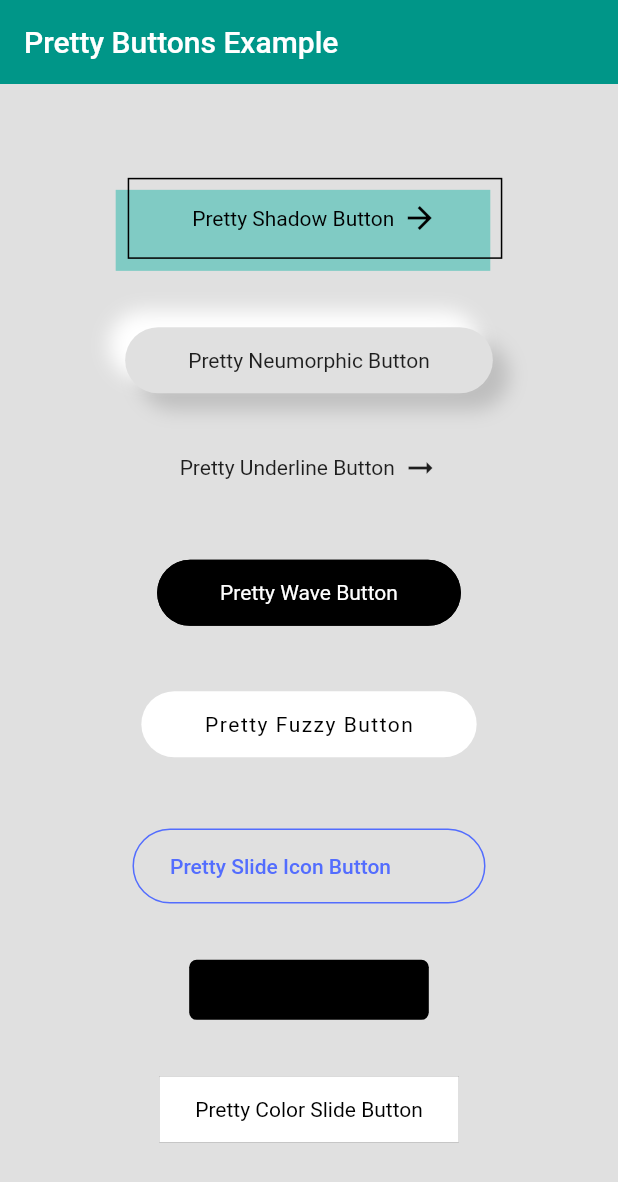
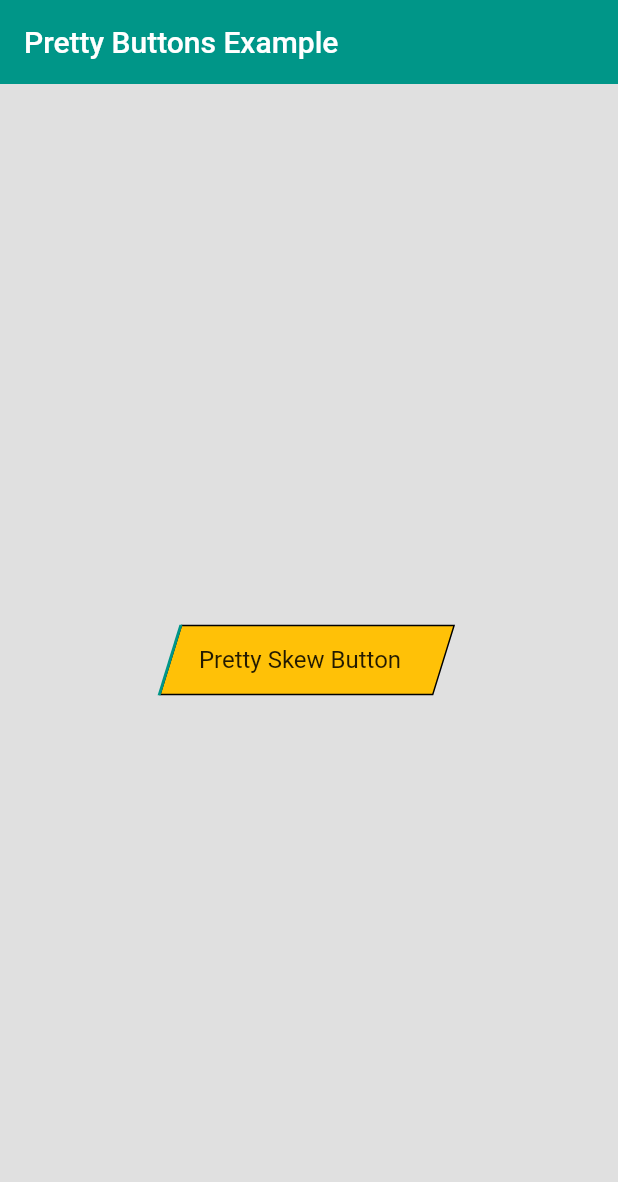
Before and after one commit to YeLwinOo-Steve/pretty_animated_buttons, a Flutter app: the screen it shows after launch, on a phone screen of 412 x 824 dp. Shown: the top 1182 px of the screen. Run offline on Flutter 3.47's test engine with Material 2 defaults, Android fonts, the phone set to English and light mode, and no system bars; our stand-ins replace flutter_inset_box_shadow.

Commit message:
pretty skew button added

```diff
--- a/example/lib/main.dart
+++ b/example/lib/main.dart
@@ -47,45 +47,46 @@ class _PrettyButtonsExampleState extends State<PrettyButtonsExample> {
             mainAxisAlignment: MainAxisAlignment.spaceEvenly,
             crossAxisAlignment: CrossAxisAlignment.center,
             children: [
-              PrettyShadowButton(
-                label: "Pretty Shadow Button",
-                onPressed: () {},
-                icon: Icons.arrow_forward,
-              ),
-              PrettyNeumorphicButton(
-                label: 'Pretty Neumorphic Button',
-                onPressed: () {},
-              ),
-              PrettyUnderlineButton(
-                label: 'Pretty Underline Button',
-                onPressed: () {},
-                secondSlideColor: scaffoldBg,
-              ),
-              PrettyWaveButton(
-                child: const Text(
-                  'Pretty Wave Button',
-                  style: TextStyle(
-                    color: Colors.white,
-                  ),
-                ),
-                onPressed: () {},
-              ),
-              const PrettyFuzzyButton(
-                label: 'Pretty Fuzzy Button',
-                foregroundColor: Colors.black,
-              ),
-              PrettySlideIconButton(
-                foregroundColor: Colors.indigoAccent,
-                icon: Icons.arrow_forward,
-                label: 'Pretty Slide Icon Button',
-                labelStyle: Theme.of(context).textTheme.bodyLarge!,
-                slidePosition: SlidePosition.right,
-              ),
-              const PrettySlideUpButton(
-                firstChild: Text('First Slide Up Text'),
-                secondChild: Text('First Slide Up Text'),
-              ),
-              PrettyColorSlideButton(label: 'Pretty Color Slide Button',),
+              // PrettyShadowButton(
+              //   label: "Pretty Shadow Button",
+              //   onPressed: () {},
+              //   icon: Icons.arrow_forward,
+              // ),
+              // PrettyNeumorphicButton(
+              //   label: 'Pretty Neumorphic Button',
+              //   onPressed: () {},
+              // ),
+              // PrettyUnderlineButton(
+              //   label: 'Pretty Underline Button',
+              //   onPressed: () {},
+              //   secondSlideColor: scaffoldBg,
+              // ),
+              // PrettyWaveButton(
+              //   child: const Text(
+              //     'Pretty Wave Button',
+              //     style: TextStyle(
+              //       color: Colors.white,
+              //     ),
+              //   ),
+              //   onPressed: () {},
+              // ),
+              // const PrettyFuzzyButton(
+              //   label: 'Pretty Fuzzy Button',
+              //   foregroundColor: Colors.black,
+              // ),
+              // PrettySlideIconButton(
+              //   foregroundColor: Colors.indigoAccent,
+              //   icon: Icons.arrow_forward,
+              //   label: 'Pretty Slide Icon Button',
+              //   labelStyle: Theme.of(context).textTheme.bodyLarge!,
+              //   slidePosition: SlidePosition.right,
+              // ),
+              // const PrettySlideUpButton(
+              //   firstChild: Text('First Slide Up Text'),
+              //   secondChild: Text('First Slide Up Text'),
+              // ),
+              // PrettyColorSlideButton(label: 'Pretty Color Slide Button',),
+              PrettySkewButton(),
             ],
           ),
         ),
--- a/lib/pretty_buttons.dart
+++ b/lib/pretty_buttons.dart
@@ -8,6 +8,7 @@ export './widgets/pretty_wave_button.dart';
 export './widgets/pretty_fuzzy_button.dart';
 export './widgets/pretty_slide_icon_button.dart';
 export './widgets/pretty_color_slide_button.dart';
+export './widgets/pretty_skew_button.dart';
 
 // enumerations
 export './enums/slide_positions.dart';
--- /dev/null
+++ b/lib/widgets/pretty_skew_button.dart
@@ -0,0 +1,114 @@
+import 'package:flutter/material.dart';
+import 'package:pretty_buttons/configs/pkg_colors.dart';
+import 'package:pretty_buttons/configs/pkg_sizes.dart';
+import 'package:pretty_buttons/extensions/string_ex.dart';
+
+/// [PrettySkewButton] is a parallelogram button
+/// that has the same behaviour with [PrettyColorSlideButton]
+/// when tapped secondary color slides in from the left or center ( here, you'll have only 2 choices )
+class PrettySkewButton extends StatefulWidget {
+  const PrettySkewButton({super.key});
+
+  @override
+  State<PrettySkewButton> createState() => _PrettySkewButtonState();
+}
+
+class _PrettySkewButtonState extends State<PrettySkewButton>
+    with SingleTickerProviderStateMixin {
+  late AnimationController _controller;
+  final String label = 'Pretty Skew Button';
+  final TextStyle labelStyle = const TextStyle(fontSize: 16);
+  final EdgeInsetsGeometry padding = const EdgeInsets.symmetric(
+    vertical: s14,
+    horizontal: s24,
+  );
+  late Size textSize;
+  late Size containerSize;
+
+  @override
+  void initState() {
+    super.initState();
+    _controller = AnimationController(vsync: this, duration: duration1000);
+    textSize = label.textSize(
+      style: labelStyle,
+    );
+    containerSize = Size(
+      textSize.width + padding.horizontal,
+      textSize.height + padding.vertical,
+    );
+  }
+
+  @override
+  Widget build(BuildContext context) {
+    return GestureDetector(
+      onTap: () {
+        _controller.reset();
+        _controller.forward();
+      },
+      child: Stack(
+        alignment: Alignment.centerLeft,
+        children: [
+          Container(
+            width: containerSize.width,
+            height: containerSize.height,
+            margin: const EdgeInsets.only(left: 12.0),
+            transform: Matrix4.skewX(-.3),
+            decoration: BoxDecoration(
+              border: Border.all(
+                color: Colors.black,
+              ),
+              color: Colors.amber,
+            ),
+          ),
+          SlideContainer(
+            animation: _controller,
+            containerSize: containerSize,
+          ),
+          SizedBox(
+            width: containerSize.width,
+            height: containerSize.height,
+            child: Center(
+              child: Text(
+                label,
+                style: labelStyle,
+              ),
+            ),
+          ),
+        ],
+      ),
+    );
+  }
+}
+
+class SlideContainer extends AnimatedWidget {
+  const SlideContainer({
+    super.key,
+    required this.animation,
+    required this.containerSize,
+  }) : super(listenable: animation);
+  final Animation<double> animation;
+  final Size containerSize;
+
+  Animation<double> get slideAnimation =>
+      Tween<double>(begin: 0.0, end: containerSize.width)
+          .animate(curvedAnimation);
+  Animation<double> get curvedAnimation => CurvedAnimation(
+        parent: animation,
+        curve: Curves.easeInOut,
+      );
+  @override
+  Widget build(BuildContext context) {
+    return Container(
+      width: slideAnimation.value,
+      height: containerSize.height,
+      margin: const EdgeInsets.only(left: 12.0),
+      transform: Matrix4.skewX(-.3),
+      decoration: BoxDecoration(
+        border: Border.all(
+          color: Colors.teal,
+        ),
+        color: Colors.teal,
+      ),
+    );
+  }
+}
```
